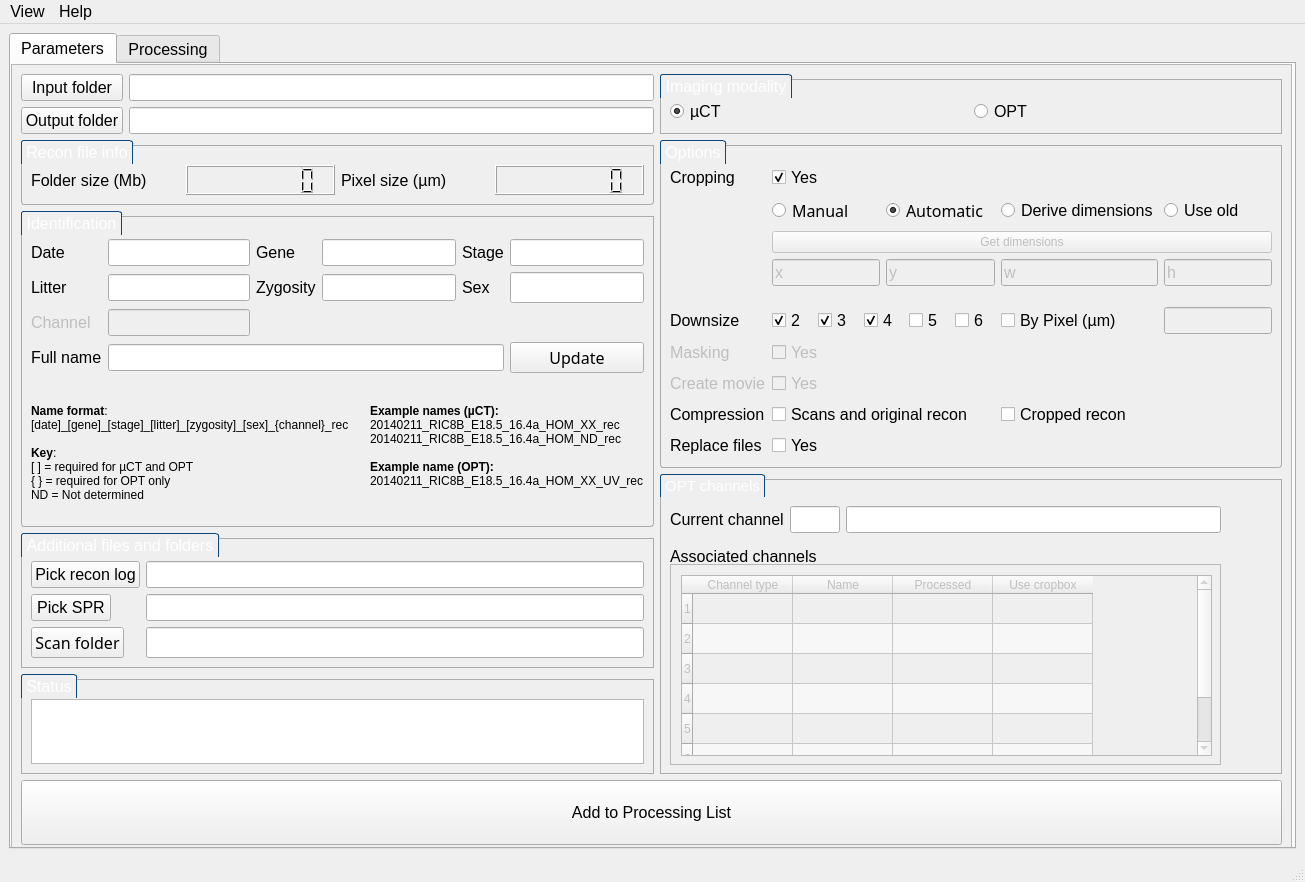
mpi2/HARP, file mainwindow - Copy.ui: the form before one commit.
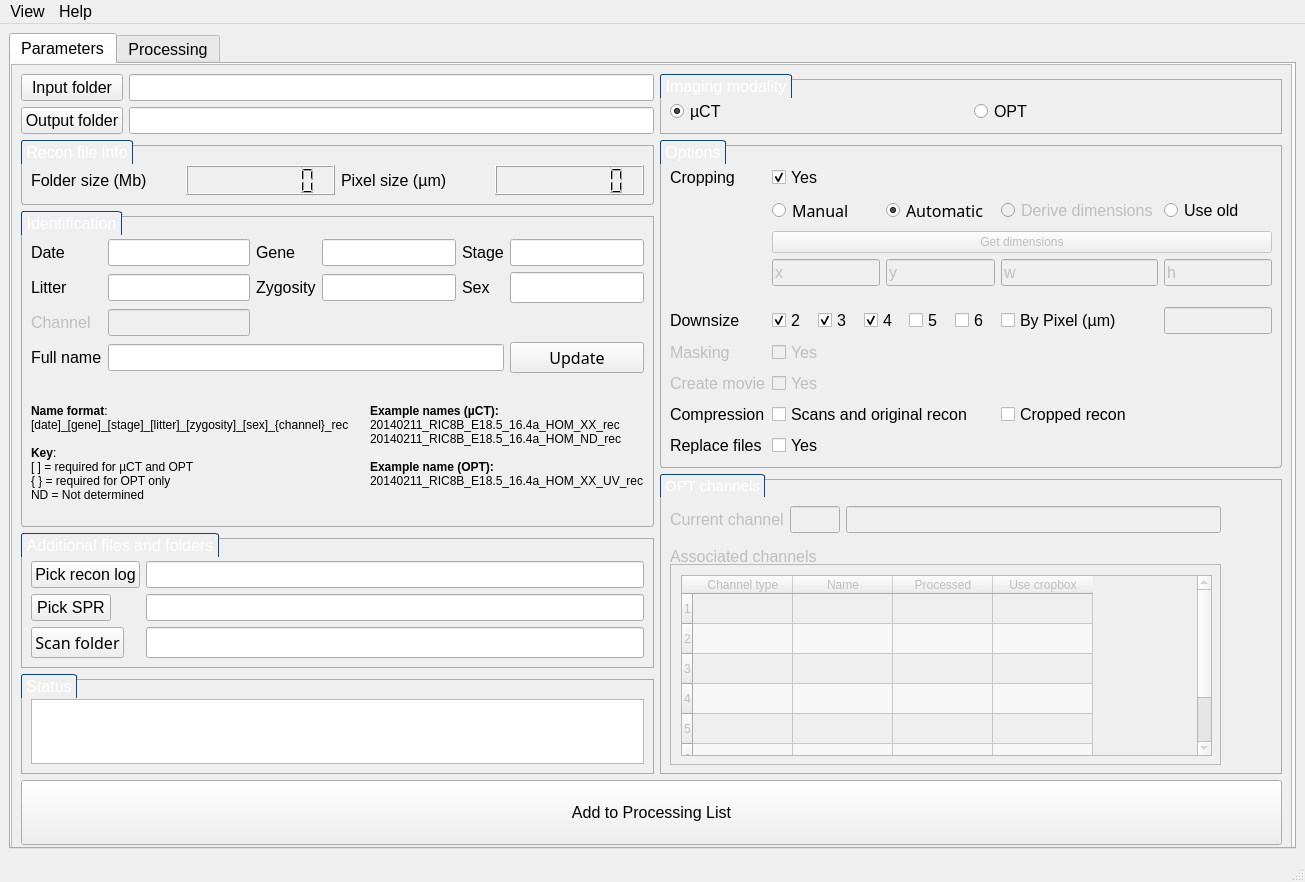
The form after the commit.

Commit message: Couple bug fixes, setEnabled(False) to a few things not required for uCT

```diff
--- a/mainwindow - Copy.ui
+++ b/mainwindow - Copy.ui
@@ -742,6 +742,9 @@
                </item>
                <item row="2" column="3">
                 <widget class="QRadioButton" name="radioButtonDerived">
+                 <property name="enabled">
+                  <bool>false</bool>
+                 </property>
                  <property name="font">
                   <font>
                    <pointsize>12</pointsize>
@@ -1642,6 +1645,9 @@
              <layout class="QGridLayout" name="gridLayout_15">
               <item row="0" column="0">
                <widget class="QLabel" name="labelCurrentChn">
+                <property name="enabled">
+                 <bool>false</bool>
+                </property>
                 <property name="font">
                  <font>
                   <pointsize>12</pointsize>
@@ -1654,6 +1660,9 @@
               </item>
               <item row="0" column="1">
                <widget class="QLineEdit" name="lineEditCurrentChnType">
+                <property name="enabled">
+                 <bool>false</bool>
+                </property>
                 <property name="maximumSize">
                  <size>
                   <width>50</width>
@@ -1669,6 +1678,9 @@
               </item>
               <item row="0" column="2">
                <widget class="QLineEdit" name="lineEditCurrentName">
+                <property name="enabled">
+                 <bool>false</bool>
+                </property>
                 <property name="font">
                  <font>
                   <pointsize>12</pointsize>
@@ -1678,7 +1690,10 @@
               </item>
              </layout>
             </widget>
-            <widget class="QLabel" name="label_8">
+            <widget class="QLabel" name="labelAssociatedChannels">
+             <property name="enabled">
+              <bool>false</bool>
+             </property>
              <property name="geometry">
               <rect>
                <x>10</x>
```
The commit also changes 2 other files.
